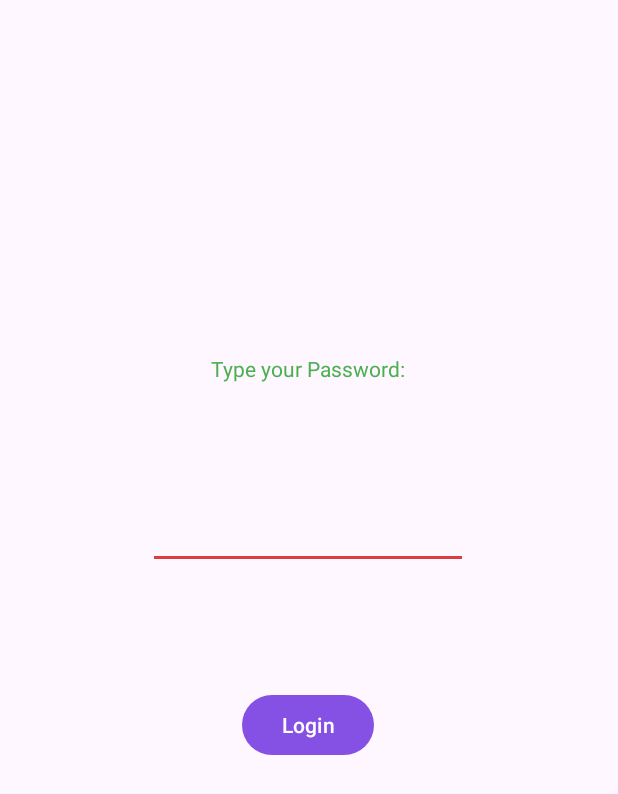
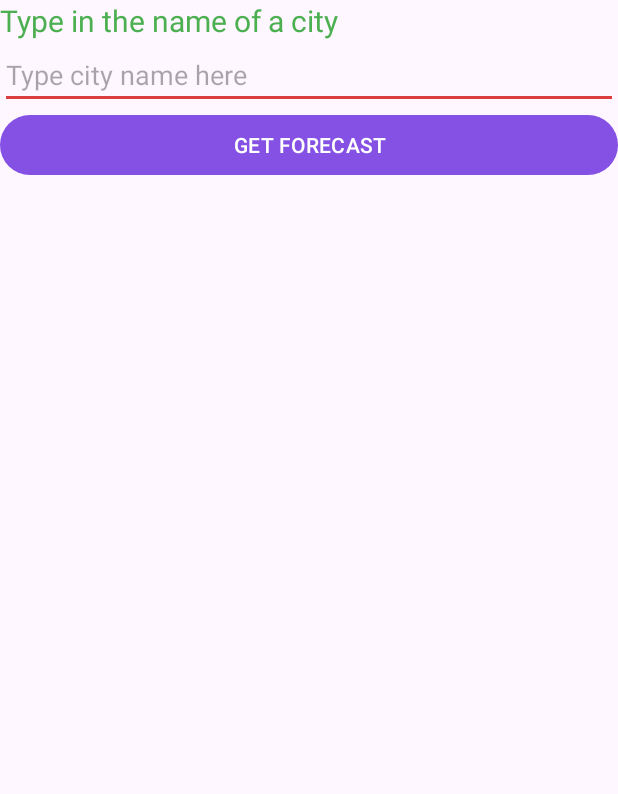
Before and after one commit to h-ris/MyAndroidLabs, an Android app: the screen it shows after launch (MainActivity), on a phone screen of 412 x 824 dp. Shown: the top 794 px of the screen. Run offline under Robolectric (Android 15) with nearby library versions, the phone set to English and light mode, and no system bars; our stand-ins replace Volley.

Commit message:
Week 10 finished

```diff
--- a/app/build.gradle
+++ b/app/build.gradle
@@ -5,6 +5,10 @@ plugins {
 android {
     namespace 'algonquin.cst2335.xu000285'
     compileSdk 33
+
+    buildFeatures{
+        viewBinding true
+    }
 
     defaultConfig {
         applicationId "algonquin.cst2335.xu000285"
@@ -51,4 +55,5 @@ dependencies {
     testImplementation 'junit:junit:4.13.2'
     androidTestImplementation 'androidx.test.ext:junit:1.1.3'
     androidTestImplementation 'androidx.test.espresso:espresso-core:3.4.0'
+    implementation 'com.android.volley:volley:1.2.1'
 }
--- a/app/src/main/AndroidManifest.xml
+++ b/app/src/main/AndroidManifest.xml
@@ -1,6 +1,8 @@
 <?xml version="1.0" encoding="utf-8"?>
 <manifest xmlns:android="http://schemas.android.com/apk/res/android"
     xmlns:tools="http://schemas.android.com/tools">
+
+    <uses-permission android:name="android.permission.INTERNET"/>
 
     <application
         android:allowBackup="true"
--- a/app/src/main/res/layout/activity_main.xml
+++ b/app/src/main/res/layout/activity_main.xml
@@ -1,45 +1,78 @@
 <?xml version="1.0" encoding="utf-8"?>
-<androidx.constraintlayout.widget.ConstraintLayout xmlns:android="http://schemas.android.com/apk/res/android"
+<LinearLayout
+    xmlns:android="http://schemas.android.com/apk/res/android"
     xmlns:app="http://schemas.android.com/apk/res-auto"
     xmlns:tools="http://schemas.android.com/tools"
     android:layout_width="match_parent"
     android:layout_height="match_parent"
-    tools:context=".MainActivity">
+    tools:context=".MainActivity"
+    android:orientation="vertical">
+
+    <TextView
+        android:id="@+id/label"
+        android:layout_width="wrap_content"
+        android:layout_height="wrap_content"
+        android:text="Type in the name of a city"
+        android:textSize="20dp" />
+
+    <EditText
+        android:id="@+id/cityTextField"
+        android:layout_width="match_parent"
+        android:layout_height="wrap_content"
+        android:hint="Type city name here"
+        android:inputType="text" />
 
     <Button
-        android:id="@+id/button2"
+        android:id="@+id/forecastBtn"
+        android:layout_width="match_parent"
+        android:layout_height="wrap_content"
+        android:text="GET FORECAST"/>
+
+    <TextView
+        android:id="@+id/temp"
+        android:layout_width="match_parent"
+        android:layout_height="wrap_content"
+        android:text="Temp goes here"
+        android:visibility="invisible" />
+
+    <TextView
+        android:id="@+id/maxTemp"
+        android:layout_width="match_parent"
+        android:layout_height="wrap_content"
+        android:text="Max goes here"
+        android:visibility="invisible" />
+
+    <TextView
+        android:id="@+id/minTemp"
+        android:layout_width="match_parent"
+        android:layout_height="wrap_content"
+        android:text="Min goes here"
+        android:visibility="invisible" />
+
+    <TextView
+        android:id="@+id/humidity"
+        android:layout_width="match_parent"
+        android:layout_height="wrap_content"
+        android:text="Humidity goes here"
+        android:visibility="invisible" />
+
+    <ImageView
+        android:id="@+id/icon"
+        android:layout_width="300dp"
+        android:layout_height="300dp" />
+
+    <TextView
+        android:id="@+id/description"
+        android:layout_width="match_parent"
+        android:layout_height="wrap_content"
+        android:text="Description goes here"
+        android:visibility="invisible" />
+
+    <androidx.constraintlayout.widget.Guideline
+        android:id="@+id/guideline2"
         android:layout_width="wrap_content"
         android:layout_height="wrap_content"
-        android:layout_marginTop="80dp"
-        android:text="Login"
-        app:layout_constraintEnd_toEndOf="parent"
-        app:layout_constraintHorizontal_bias="0.498"
-        app:layout_constraintStart_toStartOf="parent"
-        app:layout_constraintTop_toBottomOf="@+id/editText" />
+        android:orientation="vertical"
+        app:layout_constraintGuide_begin="20dp" />
 
-    <TextView
-        android:id="@+id/textView"
-        android:layout_width="wrap_content"
-        android:layout_height="wrap_content"
-        android:layout_marginTop="236dp"
-        android:text="Type your Password:"
-        app:layout_constraintEnd_toEndOf="parent"
-        app:layout_constraintHorizontal_bias="0.498"
-        app:layout_constraintStart_toStartOf="parent"
-        app:layout_constraintTop_toTopOf="parent" />
-
-    <EditText
-        android:id="@+id/editText"
-        android:layout_width="wrap_content"
-        android:layout_height="wrap_content"
-        android:layout_marginTop="32dp"
-        android:ems="10"
-        android:inputType="textPassword"
-        app:layout_constraintBottom_toBottomOf="parent"
-        app:layout_constraintEnd_toEndOf="parent"
-        app:layout_constraintHorizontal_bias="0.497"
-        app:layout_constraintStart_toStartOf="parent"
-        app:layout_constraintTop_toBottomOf="@+id/textView"
-        app:layout_constraintVertical_bias="0.095" />
-
-</androidx.constraintlayout.widget.ConstraintLayout>
+</LinearLayout>
```
Also changed, not shown: app/src/main/java/algonquin/cst2335/xu000285/MainActivity.java (+148 -109 lines).
